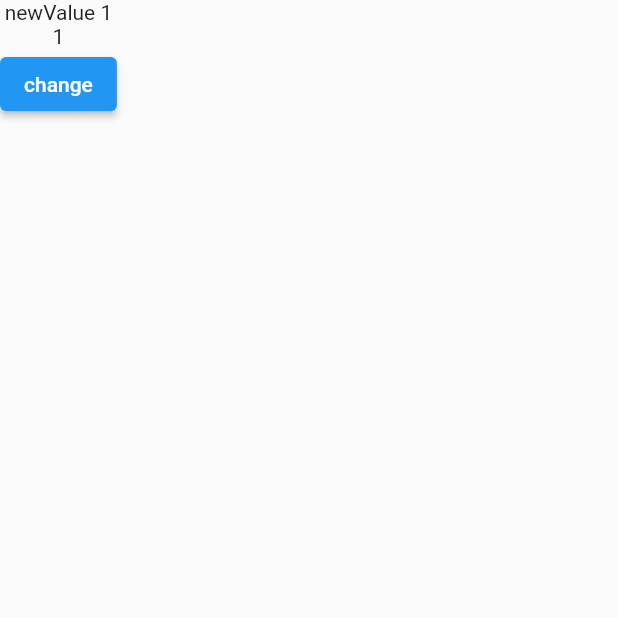
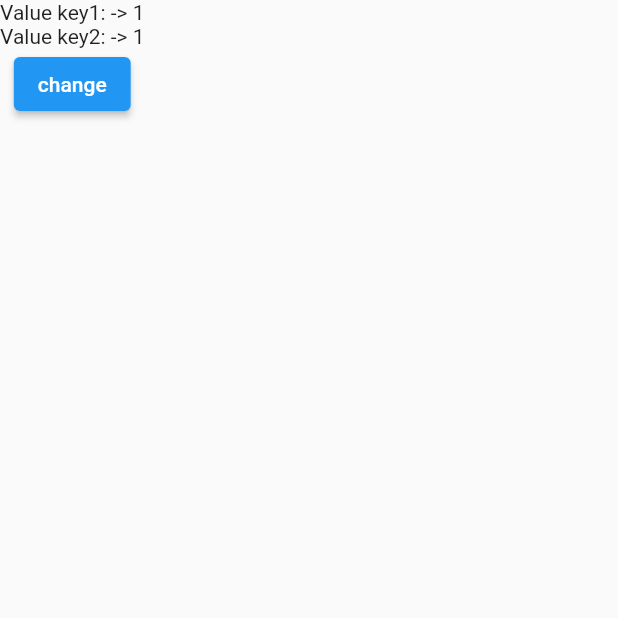
Before and after one commit to nguyenphuochai1998/test_flutter_provider_custom, a Flutter app: the screen it shows after launch, after a tap on "change", on a phone screen of 412 x 824 dp, the top half of it. Run offline on Flutter 3.47's test engine with Material 2 defaults, Android fonts, the phone set to English and light mode, and no system bars.

Commit message:
update_comment

```diff
--- a/lib/main.dart
+++ b/lib/main.dart
@@ -58,16 +58,16 @@ class ProviderControllerPageState extends State<ProviderControllerPage> {
             ),
             Consumer(providerKey: providerKey2, builder: (context,value){
               int data = value as int;
-              return Text('$data');
+              return Text('Value key2: -> $data');
             }),
             ElevatedButton(onPressed: (){
               int count = ProviderController.of(context).getProviderByKey(key: providerKey2)!.getValue();
               ProviderController.of(context)
                   .getProviderByKey(key: providerKey)!
-                  .setValue("newValue ${++ count }");
+                  .setValue("Value key1: -> ${++ count }");
               ProviderController.of(context)
                   .getProviderByKey(key: providerKey2)!
-                  .setValue(count ++);
+                  .setValue(count);
             }, child: Text("change"))
           ],
         ),
```
